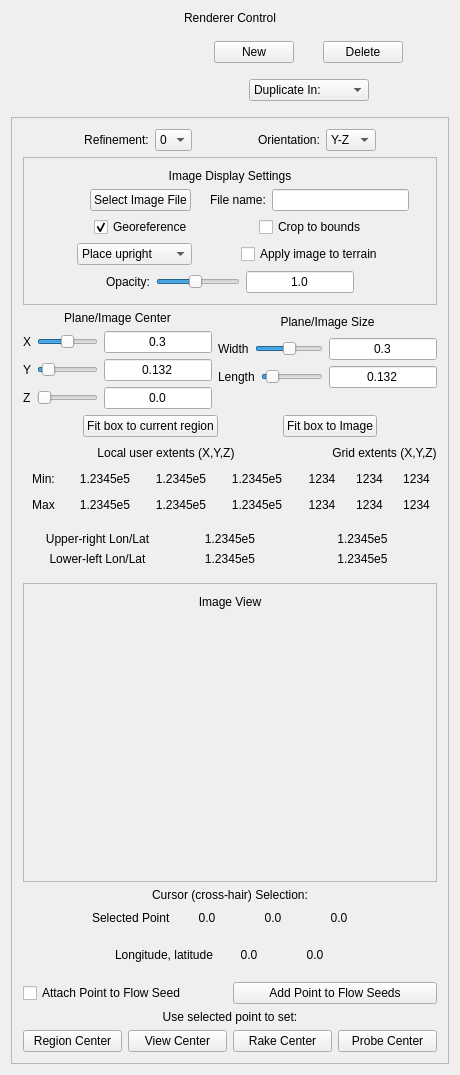
The window that apps/vaporgui/guis/ui/twoDimagetab.ui (yyr/vapor) describes before a commit, drawn with Qt 5.
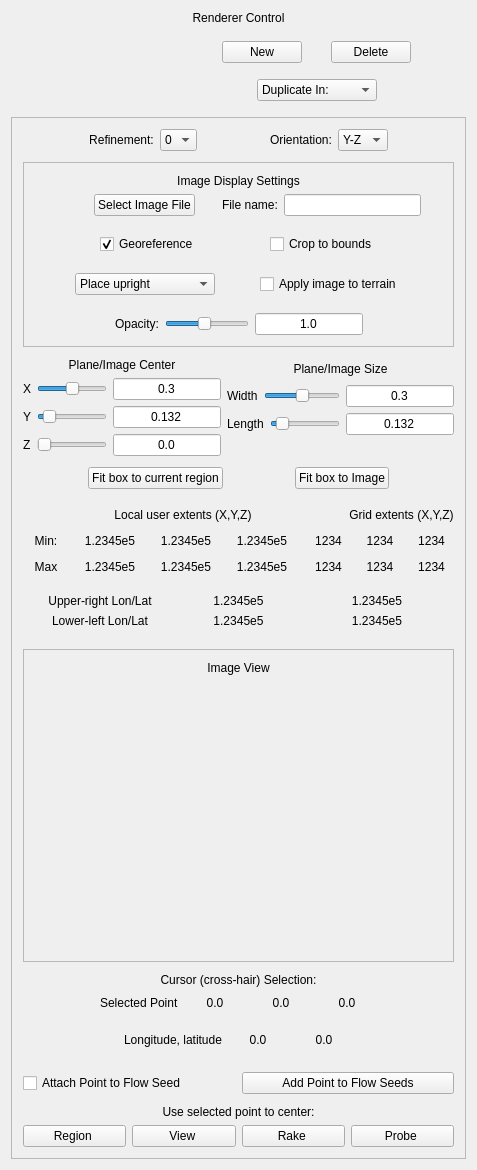
The same window after the commit. Custom widgets are drawn as their Qt base class.

Diff of the .ui file:
```diff
--- a/apps/vaporgui/guis/ui/twoDimagetab.ui
+++ b/apps/vaporgui/guis/ui/twoDimagetab.ui
@@ -7,7 +7,7 @@
     <x>0</x>
     <y>0</y>
     <width>460</width>
-    <height>1075</height>
+    <height>1170</height>
    </rect>
   </property>
   <property name="sizePolicy">
@@ -705,6 +705,12 @@
                  </item>
                  <item>
                   <widget class="QComboBox" name="placementCombo">
+                   <property name="minimumSize">
+                    <size>
+                     <width>140</width>
+                     <height>0</height>
+                    </size>
+                   </property>
                    <property name="maximumSize">
                     <size>
                      <width>115</width>
@@ -1017,6 +1023,12 @@
                     <verstretch>0</verstretch>
                    </sizepolicy>
                   </property>
+                  <property name="minimumSize">
+                   <size>
+                    <width>70</width>
+                    <height>0</height>
+                   </size>
+                  </property>
                   <property name="toolTip">
                    <string>Specify the X center of plane in scene</string>
                   </property>
@@ -1121,6 +1133,12 @@
                     <verstretch>0</verstretch>
                    </sizepolicy>
                   </property>
+                  <property name="minimumSize">
+                   <size>
+                    <width>70</width>
+                    <height>0</height>
+                   </size>
+                  </property>
                   <property name="toolTip">
                    <string>Specify the Y center of plane in scene</string>
                   </property>
@@ -1225,6 +1243,12 @@
                     <verstretch>0</verstretch>
                    </sizepolicy>
                   </property>
+                  <property name="minimumSize">
+                   <size>
+                    <width>70</width>
+                    <height>0</height>
+                   </size>
+                  </property>
                   <property name="toolTip">
                    <string>Specify the Z center of plane in scene</string>
                   </property>
@@ -1368,6 +1392,12 @@
                     <verstretch>0</verstretch>
                    </sizepolicy>
                   </property>
+                  <property name="minimumSize">
+                   <size>
+                    <width>70</width>
+                    <height>0</height>
+                   </size>
+                  </property>
                   <property name="toolTip">
                    <string>Specify the width of plane in scene</string>
                   </property>
@@ -1476,6 +1506,12 @@
                     <verstretch>0</verstretch>
                    </sizepolicy>
                   </property>
+                  <property name="minimumSize">
+                   <size>
+                    <width>70</width>
+                    <height>0</height>
+                   </size>
+                  </property>
                   <property name="toolTip">
                    <string>Specify the length or height of image plane in scene</string>
                   </property>
@@ -2619,7 +2655,7 @@
           <item>
            <widget class="QLabel" name="textLabel11">
             <property name="text">
-             <string>Use selected point to set:</string>
+             <string>Use selected point to center:</string>
             </property>
             <property name="alignment">
              <set>Qt::AlignCenter</set>
@@ -2640,7 +2676,7 @@
                <string>When this is clicked, the selected point is made the center of the current region.  The region is shrunk as necessary to fit within the full data extents.</string>
               </property>
               <property name="text">
-               <string>Region Center</string>
+               <string>Region </string>
               </property>
              </widget>
             </item>
@@ -2653,7 +2689,7 @@
                <string>When this is clicked, the current viewpoint is modified to point at the selected point and the selected point becomes the rotation center.</string>
               </property>
               <property name="text">
-               <string>View Center</string>
+               <string>View </string>
               </property>
              </widget>
             </item>
@@ -2666,7 +2702,7 @@
                <string>When clicked, the current selected point becomes the center of the current rake (for the current active flow instance).  The rake will be shrunk as necessary to fit within the data domain.</string>
               </property>
               <property name="text">
-               <string>Rake Center</string>
+               <string>Rake </string>
               </property>
              </widget>
             </item>
@@ -2679,7 +2715,7 @@
                <string>When this button is clicked, this probe is moved so that its center becomes the selected point.</string>
               </property>
               <property name="text">
-               <string>Probe Center</string>
+               <string>Probe </string>
               </property>
              </widget>
             </item>
```
